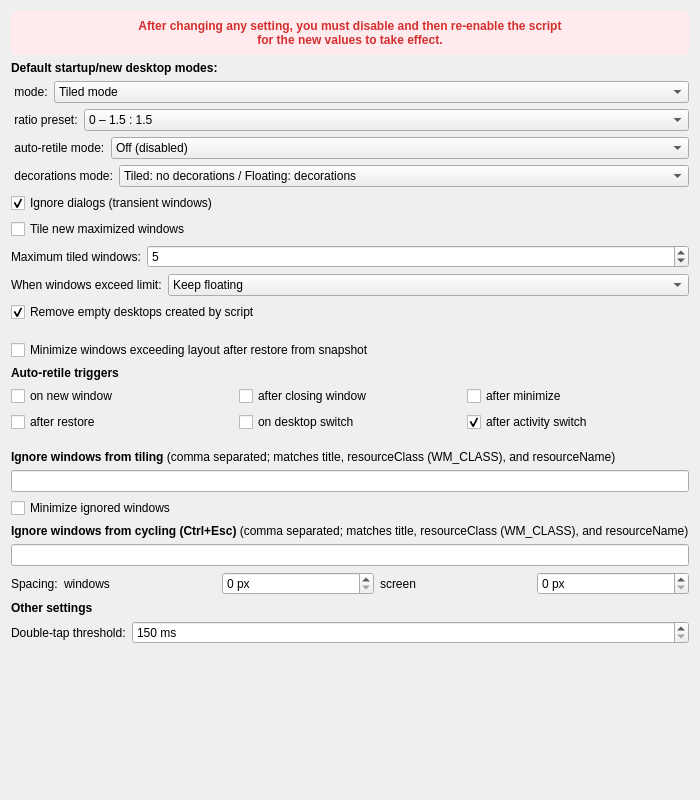
Above: src/contents/ui/config.ui from mtriam/KLeftHandTiler before the change. Below: the same form after it.
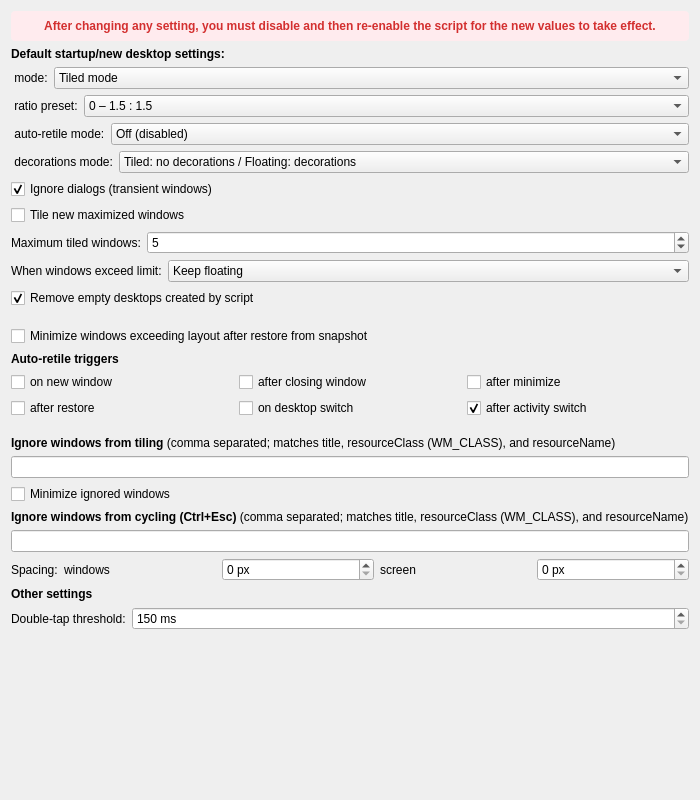
That is the form after the change.

The edit to the form file:
```diff
--- a/src/contents/ui/config.ui
+++ b/src/contents/ui/config.ui
@@ -16,7 +16,7 @@
             <item>
                 <widget class="QLabel">
                     <property name="text">
-                        <string>After changing any setting, you must &lt;b&gt;disable and then re-enable&lt;/b&gt; the script&lt;br&gt;for the new values to take effect.</string>
+                        <string>After changing any setting, you must &lt;b&gt;disable and then re-enable&lt;/b&gt; the script for the new values to take effect.</string>
                     </property>
                     <property name="wordWrap"><bool>true</bool></property>
                     <property name="alignment"><set>Qt::AlignCenter</set></property>
@@ -29,7 +29,7 @@
             <item>
                 <widget class="QLabel">
                     <property name="text">
-                        <string>&lt;b&gt;Default startup/new desktop modes:&lt;/b&gt;</string>
+                        <string>&lt;b&gt;Default startup/new desktop settings:&lt;/b&gt;</string>
                     </property>
                 </widget>
             </item>
```
